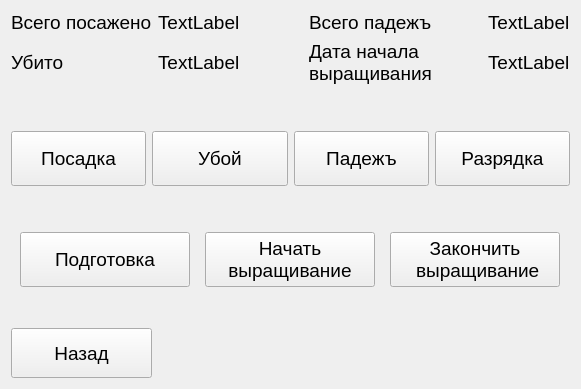
Old version of the form QtClient/QtClimaClient/Frames/ProductionFrame.ui in the repository ciberslavik/climacore.
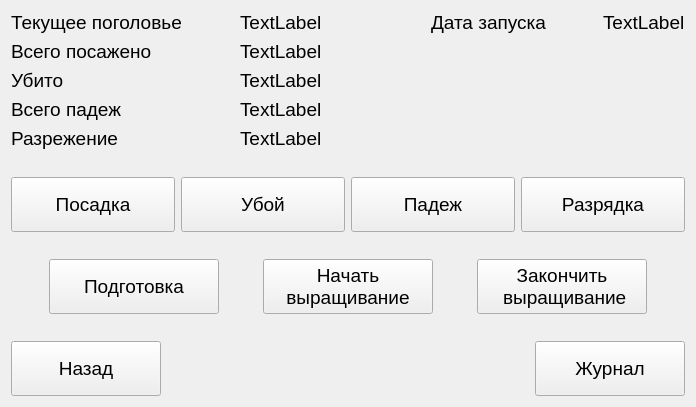
New version of the form. Icons and pictures are not drawn.

```diff
--- a/QtClient/QtClimaClient/Frames/ProductionFrame.ui
+++ b/QtClient/QtClimaClient/Frames/ProductionFrame.ui
@@ -6,8 +6,8 @@
    <rect>
     <x>0</x>
     <y>0</y>
-    <width>581</width>
-    <height>389</height>
+    <width>696</width>
+    <height>407</height>
    </rect>
   </property>
   <property name="font">
@@ -19,7 +19,98 @@
    <string>Form</string>
   </property>
   <layout class="QGridLayout" name="gridLayout">
-   <item row="3" column="0" rowspan="2" colspan="8">
+   <item row="11" column="0" colspan="8">
+    <layout class="QHBoxLayout" name="horizontalLayout_3">
+     <item>
+      <widget class="QPushButton" name="btnReturn">
+       <property name="minimumSize">
+        <size>
+         <width>150</width>
+         <height>55</height>
+        </size>
+       </property>
+       <property name="maximumSize">
+        <size>
+         <width>150</width>
+         <height>55</height>
+        </size>
+       </property>
+       <property name="text">
+        <string>Назад</string>
+       </property>
+       <property name="icon">
+        <iconset resource="../Resources.qrc">
+         <normaloff>:/Images/return.png</normaloff>:/Images/return.png</iconset>
+       </property>
+       <property name="iconSize">
+        <size>
+         <width>42</width>
+         <height>42</height>
+        </size>
+       </property>
+      </widget>
+     </item>
+     <item>
+      <spacer name="horizontalSpacer">
+       <property name="orientation">
+        <enum>Qt::Horizontal</enum>
+       </property>
+       <property name="sizeHint" stdset="0">
+        <size>
+         <width>40</width>
+         <height>20</height>
+        </size>
+       </property>
+      </spacer>
+     </item>
+     <item>
+      <widget class="QPushButton" name="btnShowOperations">
+       <property name="minimumSize">
+        <size>
+         <width>150</width>
+         <height>55</height>
+        </size>
+       </property>
+       <property name="maximumSize">
+        <size>
+         <width>150</width>
+         <height>55</height>
+        </size>
+       </property>
+       <property name="text">
+        <string>Журнал</string>
+       </property>
+       <property name="icon">
+        <iconset resource="../Resources.qrc">
+         <normaloff>:/Images/hystory.png</normaloff>:/Images/hystory.png</iconset>
+       </property>
+       <property name="iconSize">
+        <size>
+         <width>42</width>
+         <height>42</height>
+        </size>
+       </property>
+      </widget>
+     </item>
+    </layout>
+   </item>
+   <item row="8" column="1">
+    <spacer name="verticalSpacer_2">
+     <property name="orientation">
+      <enum>Qt::Vertical</enum>
+     </property>
+     <property name="sizeType">
+      <enum>QSizePolicy::Expanding</enum>
+     </property>
+     <property name="sizeHint" stdset="0">
+      <size>
+       <width>20</width>
+       <height>40</height>
+      </size>
+     </property>
+    </spacer>
+   </item>
+   <item row="6" column="0" rowspan="2" colspan="8">
     <layout class="QHBoxLayout" name="horizontalLayout_2">
      <item>
       <widget class="QPushButton" name="btnPlending">
@@ -74,7 +165,7 @@
         </size>
        </property>
        <property name="text">
-        <string>Падежъ</string>
+        <string>Падеж</string>
        </property>
       </widget>
      </item>
@@ -99,7 +190,20 @@
      </item>
     </layout>
    </item>
-   <item row="1" column="2" colspan="3">
+   <item row="10" column="0">
+    <spacer name="verticalSpacer">
+     <property name="orientation">
+      <enum>Qt::Vertical</enum>
+     </property>
+     <property name="sizeHint" stdset="0">
+      <size>
+       <width>20</width>
+       <height>40</height>
+      </size>
+     </property>
+    </spacer>
+   </item>
+   <item row="2" column="2" colspan="3">
     <widget class="QLabel" name="lblKilled">
      <property name="maximumSize">
       <size>
@@ -112,111 +216,21 @@
      </property>
     </widget>
    </item>
-   <item row="5" column="1">
-    <spacer name="verticalSpacer_2">
-     <property name="orientation">
-      <enum>Qt::Vertical</enum>
-     </property>
-     <property name="sizeType">
-      <enum>QSizePolicy::Fixed</enum>
-     </property>
-     <property name="sizeHint" stdset="0">
-      <size>
-       <width>20</width>
-       <height>40</height>
-      </size>
-     </property>
-    </spacer>
-   </item>
-   <item row="8" column="0" colspan="2">
-    <widget class="QPushButton" name="btnReturn">
-     <property name="minimumSize">
-      <size>
-       <width>0</width>
-       <height>50</height>
-      </size>
-     </property>
-     <property name="maximumSize">
-      <size>
-       <width>16777215</width>
-       <height>50</height>
-      </size>
-     </property>
+   <item row="0" column="5">
+    <widget class="QLabel" name="label_2">
      <property name="text">
-      <string>Назад</string>
-     </property>
-     <property name="icon">
-      <iconset resource="../Resources.qrc">
-       <normaloff>:/Images/return.png</normaloff>:/Images/return.png</iconset>
-     </property>
-     <property name="iconSize">
-      <size>
-       <width>42</width>
-       <height>42</height>
-      </size>
+      <string>Дата запуска</string>
      </property>
     </widget>
    </item>
    <item row="0" column="7">
-    <widget class="QLabel" name="lblDead">
+    <widget class="QLabel" name="lblStartDate">
      <property name="text">
       <string>TextLabel</string>
      </property>
     </widget>
    </item>
-   <item row="1" column="0" colspan="2">
-    <widget class="QLabel" name="label_6">
-     <property name="maximumSize">
-      <size>
-       <width>16777215</width>
-       <height>30</height>
-      </size>
-     </property>
-     <property name="text">
-      <string>Убито</string>
-     </property>
-    </widget>
-   </item>
-   <item row="0" column="0" colspan="2">
-    <widget class="QLabel" name="label">
-     <property name="maximumSize">
-      <size>
-       <width>16777215</width>
-       <height>30</height>
-      </size>
-     </property>
-     <property name="text">
-      <string>Всего посажено</string>
-     </property>
-    </widget>
-   </item>
-   <item row="7" column="0">
-    <spacer name="verticalSpacer">
-     <property name="orientation">
-      <enum>Qt::Vertical</enum>
-     </property>
-     <property name="sizeHint" stdset="0">
-      <size>
-       <width>20</width>
-       <height>40</height>
-      </size>
-     </property>
-    </spacer>
-   </item>
-   <item row="0" column="2" colspan="3">
-    <widget class="QLabel" name="lblTotalPlending">
-     <property name="maximumSize">
-      <size>
-       <width>100</width>
-       <height>16777215</height>
-      </size>
-     </property>
-     <property name="text">
-      <string>TextLabel</string>
-     </property>
-    </widget>
-   </item>
-   <item row="6" column="0" colspan="8">
+   <item row="9" column="0" colspan="8">
     <layout class="QHBoxLayout" name="horizontalLayout">
      <item>
       <widget class="QPushButton" name="btnPreparing">
@@ -279,13 +293,13 @@
      </item>
     </layout>
    </item>
-   <item row="2" column="1">
+   <item row="5" column="1">
     <spacer name="verticalSpacer_3">
      <property name="orientation">
       <enum>Qt::Vertical</enum>
      </property>
      <property name="sizeType">
-      <enum>QSizePolicy::Fixed</enum>
+      <enum>QSizePolicy::Expanding</enum>
      </property>
      <property name="sizeHint" stdset="0">
       <size>
@@ -295,23 +309,82 @@
      </property>
     </spacer>
    </item>
-   <item row="0" column="5">
+   <item row="3" column="0">
     <widget class="QLabel" name="label_5">
      <property name="text">
-      <string>Всего падежъ</string>
+      <string>Всего падеж</string>
      </property>
     </widget>
    </item>
-   <item row="1" column="5">
-    <widget class="QLabel" name="label_2">
+   <item row="4" column="0">
+    <widget class="QLabel" name="label_3">
      <property name="text">
-      <string>Дата начала
-выращивания</string>
+      <string>Разрежение</string>
      </property>
     </widget>
    </item>
-   <item row="1" column="7">
-    <widget class="QLabel" name="lblStartDate">
+   <item row="3" column="2">
+    <widget class="QLabel" name="lblDead">
+     <property name="text">
+      <string>TextLabel</string>
+     </property>
+    </widget>
+   </item>
+   <item row="2" column="0" colspan="2">
+    <widget class="QLabel" name="label_6">
+     <property name="maximumSize">
+      <size>
+       <width>16777215</width>
+       <height>30</height>
+      </size>
+     </property>
+     <property name="text">
+      <string>Убито</string>
+     </property>
+    </widget>
+   </item>
+   <item row="4" column="2">
+    <widget class="QLabel" name="lblRefracted">
+     <property name="text">
+      <string>TextLabel</string>
+     </property>
+    </widget>
+   </item>
+   <item row="1" column="0">
+    <widget class="QLabel" name="label">
+     <property name="maximumSize">
+      <size>
+       <width>16777215</width>
+       <height>30</height>
+      </size>
+     </property>
+     <property name="text">
+      <string>Всего посажено</string>
+     </property>
+    </widget>
+   </item>
+   <item row="1" column="2">
+    <widget class="QLabel" name="lblTotalPlending">
+     <property name="maximumSize">
+      <size>
+       <width>100</width>
+       <height>16777215</height>
+      </size>
+     </property>
+     <property name="text">
+      <string>TextLabel</string>
+     </property>
+    </widget>
+   </item>
+   <item row="0" column="0">
+    <widget class="QLabel" name="label_4">
+     <property name="text">
+      <string>Текущее поголовье</string>
+     </property>
+    </widget>
+   </item>
+   <item row="0" column="2">
+    <widget class="QLabel" name="lblCurrent">
      <property name="text">
       <string>TextLabel</string>
      </property>
```
